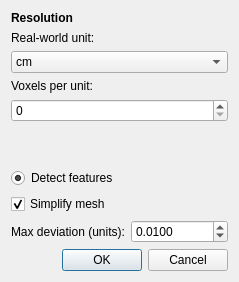
This is app/dialog/resolution_dialog.ui in nsfm/stibium as Qt 5 draws it before an edit. The edited form follows.
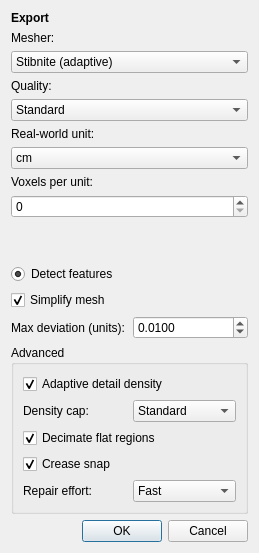
This is the edited form.

Commit message: App integration: Stibnite is the default mesher

The edit to the form file:
```diff
--- a/app/dialog/resolution_dialog.ui
+++ b/app/dialog/resolution_dialog.ui
@@ -6,8 +6,8 @@
    <rect>
     <x>0</x>
     <y>0</y>
-    <width>239</width>
-    <height>238</height>
+    <width>259</width>
+    <height>420</height>
    </rect>
   </property>
   <property name="windowTitle">
@@ -17,10 +17,70 @@
    <item>
     <widget class="QLabel" name="label">
      <property name="text">
-      <string>&lt;html&gt;&lt;head/&gt;&lt;body&gt;&lt;p&gt;&lt;span style=&quot; font-weight:600;&quot;&gt;Resolution&lt;/span&gt;&lt;/p&gt;&lt;/body&gt;&lt;/html&gt;</string>
+      <string>&lt;html&gt;&lt;head/&gt;&lt;body&gt;&lt;p&gt;&lt;span style=&quot; font-weight:600;&quot;&gt;Export&lt;/span&gt;&lt;/p&gt;&lt;/body&gt;&lt;/html&gt;</string>
      </property>
     </widget>
    </item>
+   <item>
+    <widget class="QLabel" name="mesher_label">
+     <property name="text">
+      <string>Mesher:</string>
+     </property>
+    </widget>
+   </item>
+   <item>
+    <widget class="QComboBox" name="mesher">
+     <property name="toolTip">
+      <string>Stibnite: adaptive mesher - sharp features, watertight output, adaptive detail.
+Classic: fast uniform sampler - low memory, larger files.</string>
+     </property>
+     <item>
+      <property name="text">
+       <string>Stibnite (adaptive)</string>
+      </property>
+     </item>
+     <item>
+      <property name="text">
+       <string>Classic (sampling)</string>
+      </property>
+     </item>
+    </widget>
+   </item>
+   <item>
+    <widget class="QLabel" name="quality_label">
+     <property name="text">
+      <string>Quality:</string>
+     </property>
+    </widget>
+   </item>
+   <item>
+    <widget class="QComboBox" name="quality">
+     <property name="toolTip">
+      <string>Each step roughly triples meshing time and halves the size of surface defects.
+Extreme is untested territory - expect hours on large models.</string>
+     </property>
+     <item>
+      <property name="text">
+       <string>Standard</string>
+      </property>
+     </item>
+     <item>
+      <property name="text">
+       <string>Beautiful (~3x time)</string>
+      </property>
+     </item>
+     <item>
+      <property name="text">
+       <string>Extreme (untested)</string>
+      </property>
+     </item>
+     <item>
+      <property name="text">
+       <string>Custom</string>
+      </property>
+     </item>
+    </widget>
+   </item>
    <item>
     <widget class="QLabel" name="unit_label">
      <property name="text">
@@ -134,6 +194,114 @@
      </item>
     </layout>
    </item>
+   <item>
+    <widget class="QGroupBox" name="advanced_group">
+     <property name="title">
+      <string>Advanced</string>
+     </property>
+     <layout class="QVBoxLayout" name="advancedLayout">
+      <item>
+       <widget class="QCheckBox" name="adv_autodense">
+        <property name="text">
+         <string>Adaptive detail density</string>
+        </property>
+        <property name="toolTip">
+         <string>Automatically refines the sampling lattice where the model carries
+sub-lattice detail (curvature and crowding driven)</string>
+        </property>
+        <property name="checked">
+         <bool>true</bool>
+        </property>
+       </widget>
+      </item>
+      <item>
+       <layout class="QHBoxLayout" name="density_layout">
+        <item>
+         <widget class="QLabel" name="adv_density_label">
+          <property name="text">
+           <string>Density cap:</string>
+          </property>
+         </widget>
+        </item>
+        <item>
+         <widget class="QComboBox" name="adv_density_cap">
+          <property name="toolTip">
+           <string>High resolves finer sub-lattice detail (threads, knurling)
+at roughly double the meshing time on dense models</string>
+          </property>
+          <item>
+           <property name="text">
+            <string>Standard</string>
+           </property>
+          </item>
+          <item>
+           <property name="text">
+            <string>High</string>
+           </property>
+          </item>
+         </widget>
+        </item>
+       </layout>
+      </item>
+      <item>
+       <widget class="QCheckBox" name="adv_decimate">
+        <property name="text">
+         <string>Decimate flat regions</string>
+        </property>
+        <property name="toolTip">
+         <string>Collapses redundant triangles on flat surfaces (~4x smaller files)</string>
+        </property>
+        <property name="checked">
+         <bool>true</bool>
+        </property>
+       </widget>
+      </item>
+      <item>
+       <widget class="QCheckBox" name="adv_snap">
+        <property name="text">
+         <string>Crease snap</string>
+        </property>
+        <property name="toolTip">
+         <string>Snaps residual surface defects onto traced feature edges
+(guarded by damage referees)</string>
+        </property>
+        <property name="checked">
+         <bool>true</bool>
+        </property>
+       </widget>
+      </item>
+      <item>
+       <layout class="QHBoxLayout" name="stall_layout">
+        <item>
+         <widget class="QLabel" name="adv_stall_label">
+          <property name="text">
+           <string>Repair effort:</string>
+          </property>
+         </widget>
+        </item>
+        <item>
+         <widget class="QComboBox" name="adv_stall">
+          <property name="toolTip">
+           <string>Patient runs extra repair rounds after progress stalls -
+marginally finer flat regions at extra time</string>
+          </property>
+          <item>
+           <property name="text">
+            <string>Fast</string>
+           </property>
+          </item>
+          <item>
+           <property name="text">
+            <string>Patient</string>
+           </property>
+          </item>
+         </widget>
+        </item>
+       </layout>
+      </item>
+     </layout>
+    </widget>
+   </item>
    <item>
     <widget class="QDialogButtonBox" name="buttonBox">
      <property name="orientation">
```
Left out of the diff: 2 changed lines with no effect on the pictures. The commit also changes 4 other files.
